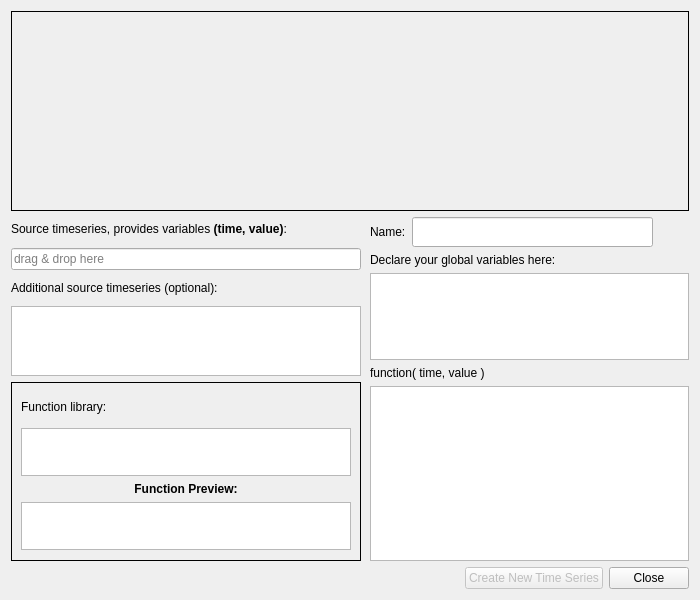
Qt form plotter_gui/transforms/function_editor.ui (ziparker/PlotJuggler) before a commit.
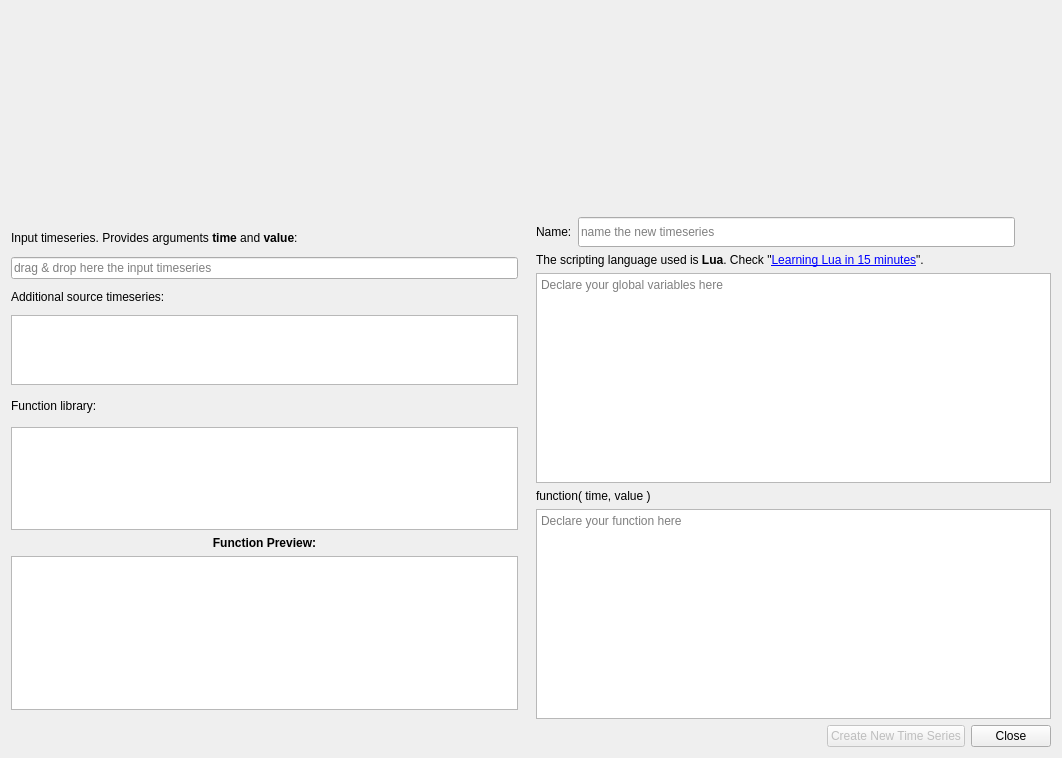
The same form after that commit.

Commit message: huge refactoring of style

The edit to the form file:
```diff
--- a/plotter_gui/transforms/function_editor.ui
+++ b/plotter_gui/transforms/function_editor.ui
@@ -6,13 +6,13 @@
    <rect>
     <x>0</x>
     <y>0</y>
-    <width>700</width>
-    <height>600</height>
+    <width>1062</width>
+    <height>758</height>
    </rect>
   </property>
   <property name="minimumSize">
    <size>
-    <width>700</width>
+    <width>620</width>
     <height>600</height>
    </size>
   </property>
@@ -25,32 +25,36 @@
   <property name="windowTitle">
    <string>Function editor</string>
   </property>
-  <layout class="QVBoxLayout" name="verticalLayout_3" stretch="1,2,0">
+  <layout class="QVBoxLayout" name="verticalLayout_3">
    <item>
     <widget class="QFrame" name="framePlotPreview">
      <property name="minimumSize">
       <size>
-       <width>0</width>
+       <width>600</width>
        <height>200</height>
       </size>
      </property>
      <property name="frameShape">
-      <enum>QFrame::Box</enum>
+      <enum>QFrame::NoFrame</enum>
      </property>
     </widget>
    </item>
    <item>
-    <widget class="QSplitter" name="splitter">
-     <property name="orientation">
-      <enum>Qt::Horizontal</enum>
+    <layout class="QHBoxLayout" name="horizontalLayout_5" stretch="0,0">
+     <property name="spacing">
+      <number>10</number>
      </property>
-     <property name="handleWidth">
-      <number>1</number>
+     <property name="topMargin">
+      <number>0</number>
      </property>
-     <property name="childrenCollapsible">
-      <bool>false</bool>
-     </property>
+     <item>
      <widget class="QWidget" name="leftWidget" native="true">
+       <property name="minimumSize">
+        <size>
+         <width>295</width>
+         <height>0</height>
+        </size>
+       </property>
       <layout class="QVBoxLayout" name="leftLayout" stretch="0,0,0,0,0">
        <property name="leftMargin">
         <number>0</number>
@@ -70,7 +74,10 @@
           <string>&lt;html&gt;&lt;head/&gt;&lt;body&gt;&lt;p&gt;The timeseries that provides the (time,value) pairs to compute the funtion &lt;span style=&quot; font-weight:600;&quot;&gt;calc(time,value)&lt;/span&gt;&lt;/p&gt;&lt;/body&gt;&lt;/html&gt;</string>
          </property>
          <property name="text">
-          <string>&lt;html&gt;&lt;head/&gt;&lt;body&gt;&lt;p&gt;Source timeseries, provides variables &lt;span style=&quot; font-weight:600;&quot;&gt;(time, value)&lt;/span&gt;: &lt;/p&gt;&lt;/body&gt;&lt;/html&gt;</string>
+           <string>&lt;html&gt;&lt;head/&gt;&lt;body&gt;&lt;p&gt;Input timeseries. Provides arguments &lt;span style=&quot; font-weight:600;&quot;&gt;time &lt;/span&gt;and&lt;span style=&quot; font-weight:600;&quot;&gt; value&lt;/span&gt;: &lt;/p&gt;&lt;/body&gt;&lt;/html&gt;</string>
+          </property>
+          <property name="wordWrap">
+           <bool>true</bool>
          </property>
         </widget>
        </item>
@@ -80,7 +87,7 @@
           <bool>true</bool>
          </property>
          <property name="placeholderText">
-          <string>drag &amp; drop here</string>
+           <string>drag &amp; drop here the input timeseries</string>
          </property>
         </widget>
        </item>
@@ -95,7 +102,7 @@
          <item>
           <widget class="QLabel" name="label_2">
            <property name="text">
-            <string>Additional source timeseries (optional):</string>
+             <string>Additional source timeseries:</string>
            </property>
           </widget>
          </item>
@@ -191,31 +198,25 @@
         </widget>
        </item>
        <item>
-        <widget class="QFrame" name="frame">
+         <widget class="QWidget" name="widget" native="true">
          <property name="minimumSize">
           <size>
            <width>0</width>
            <height>100</height>
           </size>
          </property>
-         <property name="frameShape">
-          <enum>QFrame::Box</enum>
-         </property>
-         <property name="frameShadow">
-          <enum>QFrame::Plain</enum>
-         </property>
-         <layout class="QVBoxLayout" name="verticalLayout_2">
+          <layout class="QVBoxLayout" name="verticalLayout_2" stretch="0,2,0,3">
           <property name="leftMargin">
-           <number>9</number>
+            <number>0</number>
           </property>
           <property name="topMargin">
-           <number>9</number>
+            <number>0</number>
           </property>
           <property name="rightMargin">
-           <number>9</number>
+            <number>0</number>
           </property>
           <property name="bottomMargin">
-           <number>9</number>
+            <number>0</number>
           </property>
           <item>
            <layout class="QHBoxLayout" name="horizontalLayout_2">
@@ -393,14 +394,28 @@
        </item>
       </layout>
      </widget>
+     </item>
+     <item>
      <widget class="QWidget" name="rightWidget" native="true">
       <property name="minimumSize">
        <size>
-        <width>300</width>
+         <width>295</width>
         <height>0</height>
        </size>
       </property>
-      <layout class="QVBoxLayout" name="verticalLayout" stretch="0,0,1,0,2">
+       <layout class="QVBoxLayout" name="verticalLayout" stretch="0,0,0">
+        <property name="leftMargin">
+         <number>0</number>
+        </property>
+        <property name="topMargin">
+         <number>0</number>
+        </property>
+        <property name="rightMargin">
+         <number>0</number>
+        </property>
+        <property name="bottomMargin">
+         <number>0</number>
+        </property>
        <item>
         <layout class="QHBoxLayout" name="horizontalLayout_3" stretch="0,1,0">
          <item>
@@ -442,6 +457,9 @@
            <property name="text">
             <string/>
            </property>
+            <property name="placeholderText">
+             <string>name the new timeseries</string>
+            </property>
           </widget>
          </item>
          <item>
@@ -468,21 +486,51 @@
        <item>
         <widget class="QLabel" name="label_9">
          <property name="text">
-          <string>Declare your global variables here:</string>
+           <string>&lt;html&gt;&lt;head/&gt;&lt;body&gt;&lt;p&gt;The scripting language used is &lt;span style=&quot; font-weight:600;&quot;&gt;Lua&lt;/span&gt;. Check &amp;quot;&lt;a href=&quot;http://tylerneylon.com/a/learn-lua/&quot;&gt;&lt;span style=&quot; text-decoration: underline; color:#0000ff;&quot;&gt;Learning Lua in 15 minutes&lt;/span&gt;&lt;/a&gt;&amp;quot;.&lt;/p&gt;&lt;/body&gt;&lt;/html&gt;</string>
+          </property>
+          <property name="wordWrap">
+           <bool>true</bool>
+          </property>
+          <property name="openExternalLinks">
+           <bool>true</bool>
          </property>
         </widget>
        </item>
+        <item>
+         <widget class="QWidget" name="widget_2" native="true">
+          <layout class="QVBoxLayout" name="verticalLayout_4">
+           <property name="leftMargin">
+            <number>0</number>
+           </property>
+           <property name="topMargin">
+            <number>0</number>
+           </property>
+           <property name="rightMargin">
+            <number>0</number>
+           </property>
+           <property name="bottomMargin">
+            <number>0</number>
+           </property>
        <item>
         <widget class="QPlainTextEdit" name="globalVarsTextField">
+             <property name="sizePolicy">
+              <sizepolicy hsizetype="Expanding" vsizetype="Expanding">
+               <horstretch>0</horstretch>
+               <verstretch>0</verstretch>
+              </sizepolicy>
+             </property>
          <property name="minimumSize">
           <size>
-           <width>250</width>
+               <width>0</width>
            <height>0</height>
           </size>
          </property>
          <property name="toolTip">
           <string>&lt;html&gt;&lt;head/&gt;&lt;body&gt;&lt;p&gt;Portion of code outside the function.&lt;/p&gt;&lt;p&gt;Usefull to add global variables.&lt;/p&gt;&lt;/body&gt;&lt;/html&gt;</string>
          </property>
+             <property name="placeholderText">
+              <string>Declare your global variables here</string>
+             </property>
         </widget>
        </item>
        <item>
@@ -494,14 +542,27 @@
        </item>
        <item>
         <widget class="QPlainTextEdit" name="mathEquation">
+             <property name="minimumSize">
+              <size>
+               <width>0</width>
+               <height>0</height>
+              </size>
+             </property>
          <property name="toolTip">
           <string>&lt;html&gt;&lt;head/&gt;&lt;body&gt;&lt;p&gt;Write your function implementation here. &lt;/p&gt;&lt;p&gt;It &lt;span style=&quot; font-weight:600;&quot;&gt;must&lt;/span&gt; return a new value. &lt;/p&gt;&lt;p&gt;The time used in the new time series will be the same.&lt;/p&gt;&lt;/body&gt;&lt;/html&gt;</string>
          </property>
+             <property name="placeholderText">
+              <string>Declare your function here</string>
+             </property>
         </widget>
        </item>
       </layout>
      </widget>
-    </widget>
+        </item>
+       </layout>
+      </widget>
+     </item>
+    </layout>
    </item>
    <item>
     <layout class="QHBoxLayout" name="horizontalLayout">
```
Left out of the diff: 7 changed lines with no effect on the pictures. Lines whose indentation alone changed are shown as unchanged. The commit also changes 94 other files.
